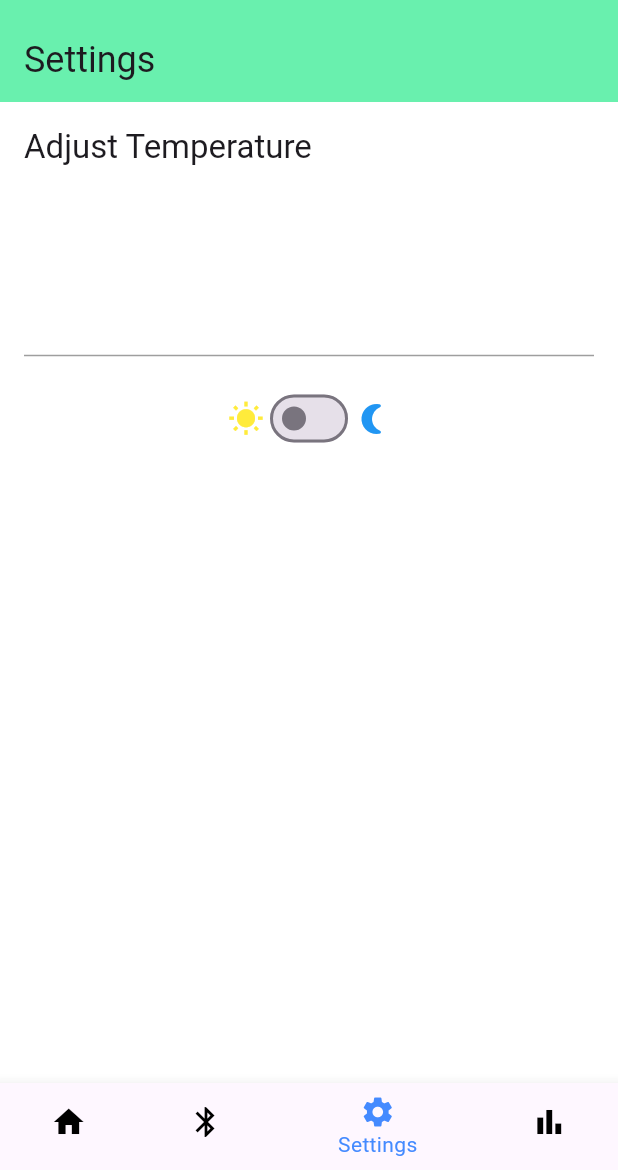
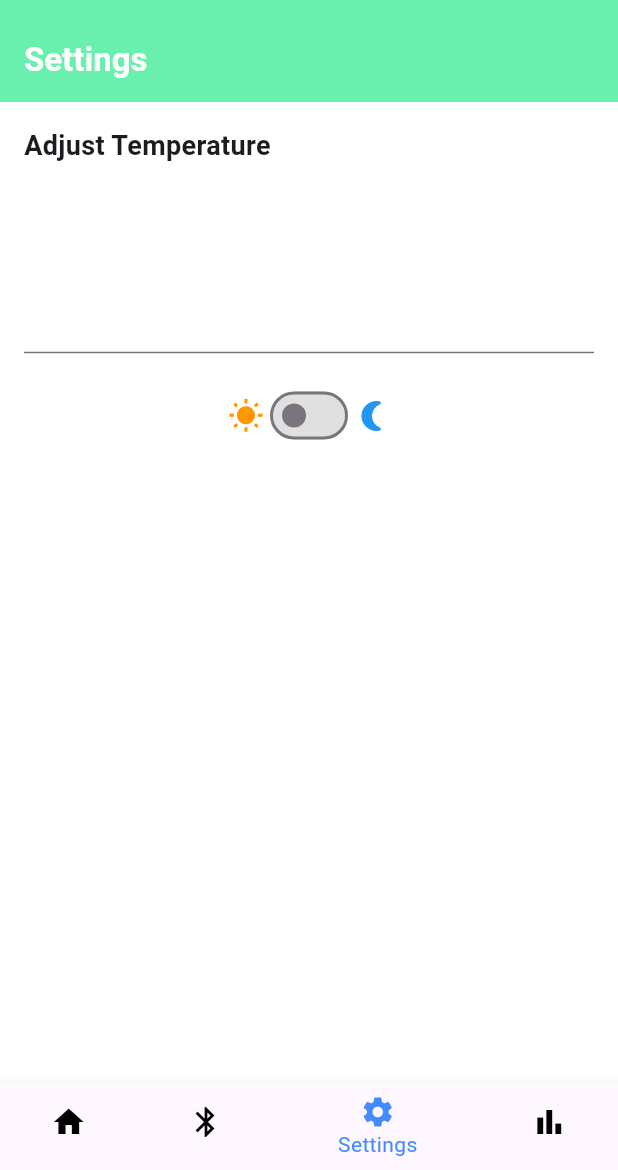
Before and after one commit to sivaprakasam-07/HydraX, a Flutter app: the screen it shows after launch, item 3 of the bottom bar chosen, on a phone screen of 412 x 824 dp, the part 66-1236 px from its top. Run offline on Flutter 3.47's test engine with Material 3 defaults, Android fonts, the phone set to English and light mode, and no system bars; our stand-ins replace fl_chart, flutter_blue_plus.

Commit message:
tried to fix the dark/light mode in settings

```diff
--- a/lib/ui/screens/settings_screen.dart
+++ b/lib/ui/screens/settings_screen.dart
@@ -25,16 +25,22 @@ class _SettingsScreenState extends State<SettingsScreen> {
 
   @override
   Widget build(BuildContext context) {
+    var theme = Theme.of(context);
     var themeProvider = Provider.of<ThemeProvider>(context);
+    bool isDarkMode = themeProvider.isDarkMode;
 
     return Scaffold(
-      backgroundColor: Theme.of(context).scaffoldBackgroundColor,
+      backgroundColor: theme.scaffoldBackgroundColor,
       appBar: AppBar(
         title: Text(
           'Settings',
-          style: Theme.of(context).textTheme.headlineSmall, // Ensure text color adapts to theme
+          style: TextStyle(
+            fontSize: 22,
+            fontWeight: FontWeight.bold,
+            color: theme.colorScheme.onPrimary, // Ensures visibility in both themes
+          ),
         ),
-        backgroundColor: Theme.of(context).primaryColor,
+        backgroundColor: theme.primaryColor,
       ),
       body: Padding(
         padding: const EdgeInsets.all(16.0),
@@ -43,7 +49,11 @@ class _SettingsScreenState extends State<SettingsScreen> {
           children: [
             Text(
               'Adjust Temperature',
-              style: Theme.of(context).textTheme.titleLarge, // Ensure text color adapts to theme
+              style: TextStyle(
+                fontSize: 18,
+                fontWeight: FontWeight.bold,
+                color: theme.colorScheme.onBackground, // Fixes visibility issue
+              ),
             ),
             SizedBox(height: 10),
             TemperatureControl(
@@ -52,19 +62,21 @@ class _SettingsScreenState extends State<SettingsScreen> {
               onDecrease: _decreaseTemperature,
             ),
             SizedBox(height: 20),
-            Divider(color: Colors.grey),
+            Divider(color: theme.dividerColor), // Adapts to theme
             SizedBox(height: 10),
             Row(
               mainAxisAlignment: MainAxisAlignment.center,
               children: [
-                Icon(Icons.wb_sunny, color: Colors.yellow),
+                Icon(Icons.wb_sunny, color: isDarkMode ? Colors.grey[400] : Colors.orange),
                 Switch(
                   value: themeProvider.isDarkMode,
+                  activeColor: Colors.blue, // Ensures visibility
+                  inactiveTrackColor: Colors.grey[300],
                   onChanged: (value) {
                     themeProvider.toggleTheme();
                   },
                 ),
-                Icon(Icons.nightlight_round, color: Colors.blue),
+                Icon(Icons.nightlight_round, color: isDarkMode ? Colors.yellow[300] : Colors.blue),
               ],
             ),
           ],
```
